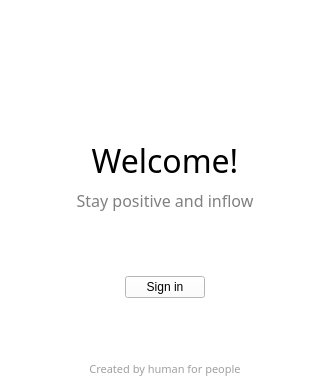
The window that mainwindow.ui (Amixp/flow) describes before a commit, drawn with Qt 5.
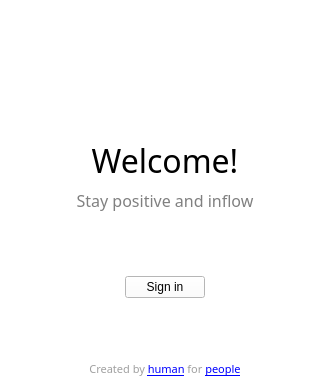
The same window after the commit. Icons and pictures are not drawn.

Commit message: Added link to start page; Fixed slider track mouseclick positioning

```diff
--- a/mainwindow.ui
+++ b/mainwindow.ui
@@ -205,7 +205,7 @@
        <string notr="true">color: rgb(160, 160, 160);</string>
       </property>
       <property name="text">
-       <string>Created by human for people</string>
+       <string>&lt;html&gt;&lt;head/&gt;&lt;body&gt;&lt;p&gt;Created by &lt;a href=&quot;http://vk.com/decent_will&quot;&gt;&lt;span style=&quot; text-decoration: underline; color:#0000ff;&quot;&gt;human&lt;/span&gt;&lt;/a&gt; for &lt;a href=&quot;https://github.com/adikanchukov/flow&quot;&gt;&lt;span style=&quot; text-decoration: underline; color:#0000ff;&quot;&gt;people&lt;/span&gt;&lt;/a&gt;&lt;/p&gt;&lt;/body&gt;&lt;/html&gt;</string>
       </property>
       <property name="alignment">
        <set>Qt::AlignCenter</set>
```
The commit also changes 2 other files.
